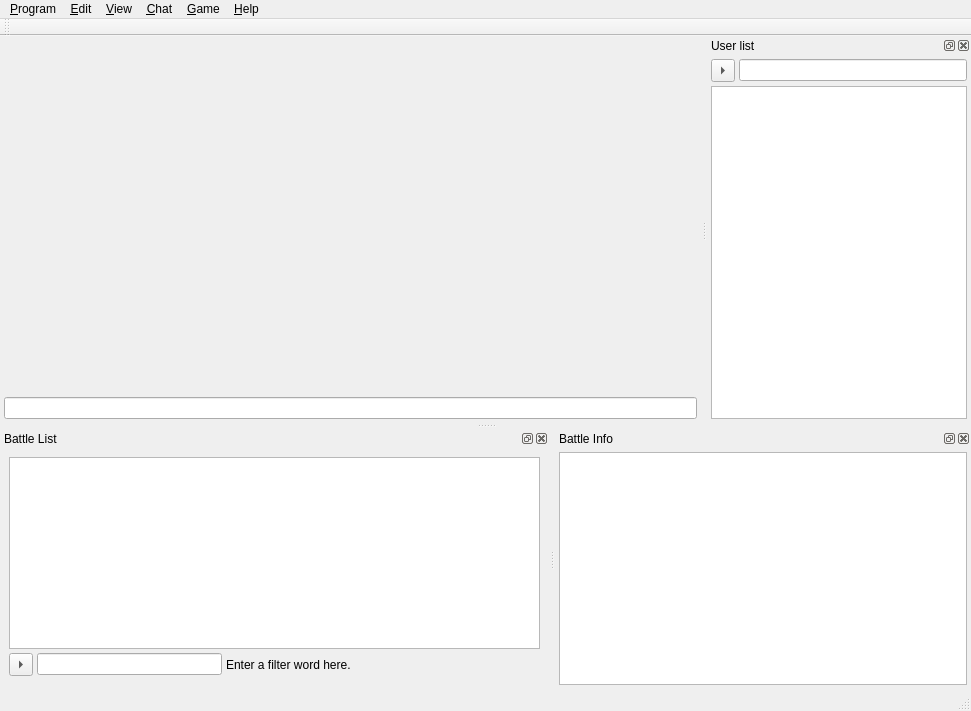
tizbac/qtlobby, file ui/mainWidget.ui: the form before one commit.
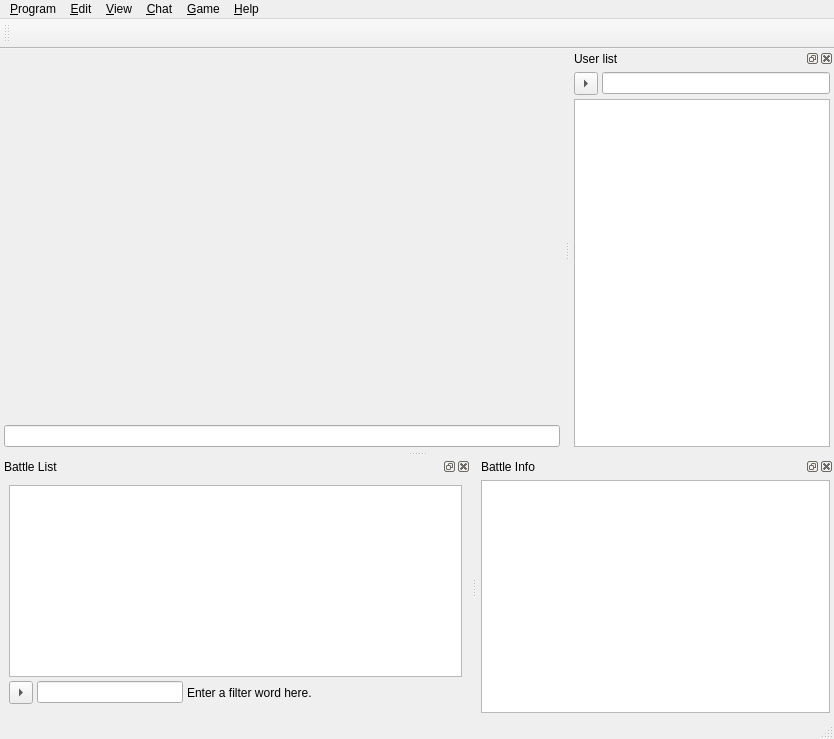
The form after the commit. Icons and pictures are not drawn. Custom widgets are drawn as their Qt base class.

What changed in the file:
```diff
--- a/ui/mainWidget.ui
+++ b/ui/mainWidget.ui
@@ -7,8 +7,8 @@
    <rect>
     <x>0</x>
     <y>0</y>
-    <width>971</width>
-    <height>711</height>
+    <width>834</width>
+    <height>739</height>
    </rect>
   </property>
   <property name="windowTitle">
@@ -51,7 +51,7 @@
     <rect>
      <x>0</x>
      <y>0</y>
-     <width>971</width>
+     <width>834</width>
      <height>28</height>
     </rect>
    </property>
@@ -315,6 +315,18 @@
    </widget>
   </widget>
   <widget class="QToolBar" name="tabsToolBar">
+   <property name="minimumSize">
+    <size>
+     <width>0</width>
+     <height>30</height>
+    </size>
+   </property>
+   <property name="maximumSize">
+    <size>
+     <width>16777215</width>
+     <height>30</height>
+    </size>
+   </property>
    <property name="windowTitle">
     <string>toolBar</string>
    </property>
```
